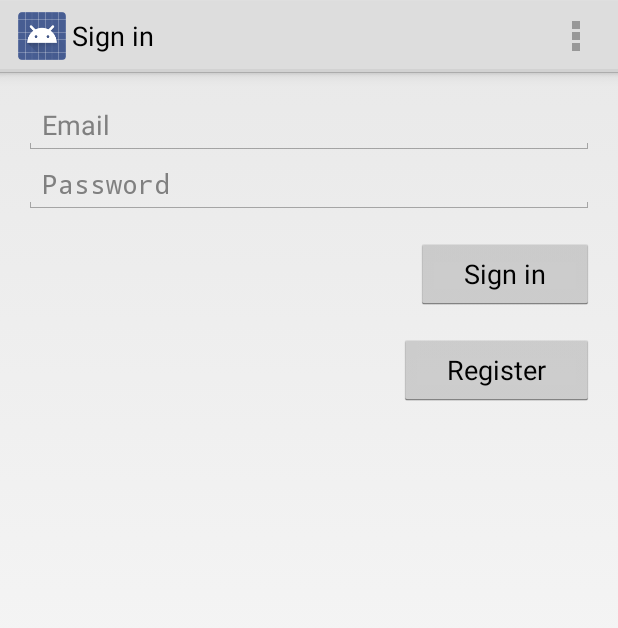
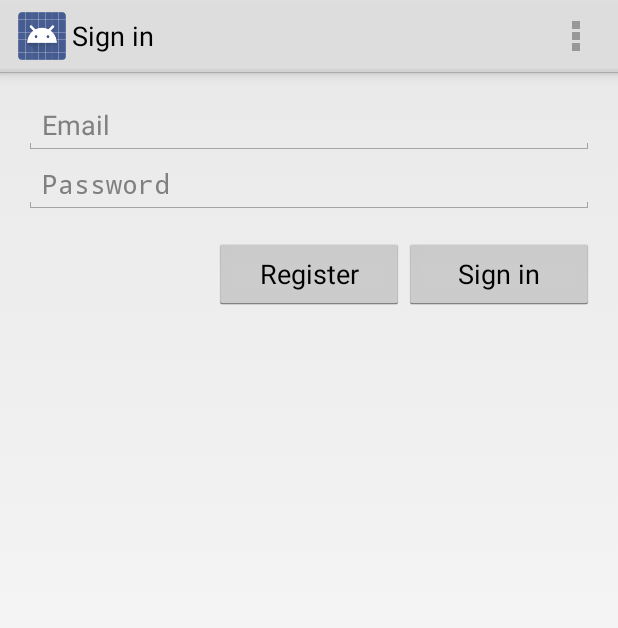
Before and after one commit to Kernald/GTG-android, an Android app: the LoginActivity screen opened directly, with no data from a screen before it, on a phone screen of 412 x 824 dp. Shown: the top 628 px of the screen. Run offline under Robolectric (Android 15) with nearby library versions, the phone set to English and light mode, and no system bars.

Commit message:
Modify the layout of LoginActivity Sign in / Register buttons : - now have the same lenght - are horizontaly align

```diff
--- a/src/main/res/layout/activity_login.xml
+++ b/src/main/res/layout/activity_login.xml
@@ -54,25 +54,31 @@
                 android:imeActionId="@+id/login"
                 android:imeOptions="actionUnspecified" />
 
-            <Button android:id="@+id/sign_in_button"
-                android:layout_width="wrap_content"
+            <LinearLayout
+                style="@style/LoginFormButton"
+                android:layout_width="match_parent"
                 android:layout_height="wrap_content"
-                android:layout_marginTop="16dp"
-                android:text="@string/action_sign_in"
-                android:paddingLeft="32dp"
-                android:paddingRight="32dp"
-                android:layout_gravity="right" />
+                android:orientation="horizontal" >
 
-            <Button android:id="@+id/sign_up_button"
-                android:layout_width="wrap_content"
-                android:layout_height="wrap_content"
-                android:layout_marginTop="16dp"
-                android:text="@string/action_sign_up"
-                android:paddingLeft="32dp"
-                android:paddingRight="32dp"
-                android:layout_gravity="right" />
+                <View
+                    android:layout_width="match_parent"
+                    android:layout_height="0dp"
+                    android:layout_weight="1" />
 
+                <Button android:id="@+id/sign_up_button"
+                    android:layout_width="match_parent"
+                    android:layout_height="wrap_content"
+                    android:layout_weight="1"
+                    android:text="@string/action_sign_up"
+                    />
+
+                <Button android:id="@+id/sign_in_button"
+                    android:layout_width="match_parent"
+                    android:layout_height="wrap_content"
+                    android:layout_weight="1"
+                    android:text="@string/action_sign_in"
+                    />
+            </LinearLayout>
         </LinearLayout>
-
     </ScrollView>
 </merge>
--- a/src/main/res/values-large/styles.xml
+++ b/src/main/res/values-large/styles.xml
@@ -7,4 +7,8 @@
         <item name="android:padding">16dp</item>
     </style>
 
+    <style name="LoginFormButton">
+        <item name="android:layout_marginTop">16dp</item>
+    </style>
+
 </resources>
--- a/src/main/res/values/styles.xml
+++ b/src/main/res/values/styles.xml
@@ -24,4 +24,8 @@
         <item name="android:padding">16dp</item>
     </style>
 
+    <style name="LoginFormButton">
+        <item name="android:layout_marginTop">16dp</item>
+    </style>
+
 </resources>
```
Also changed, not shown: 1 other file.
